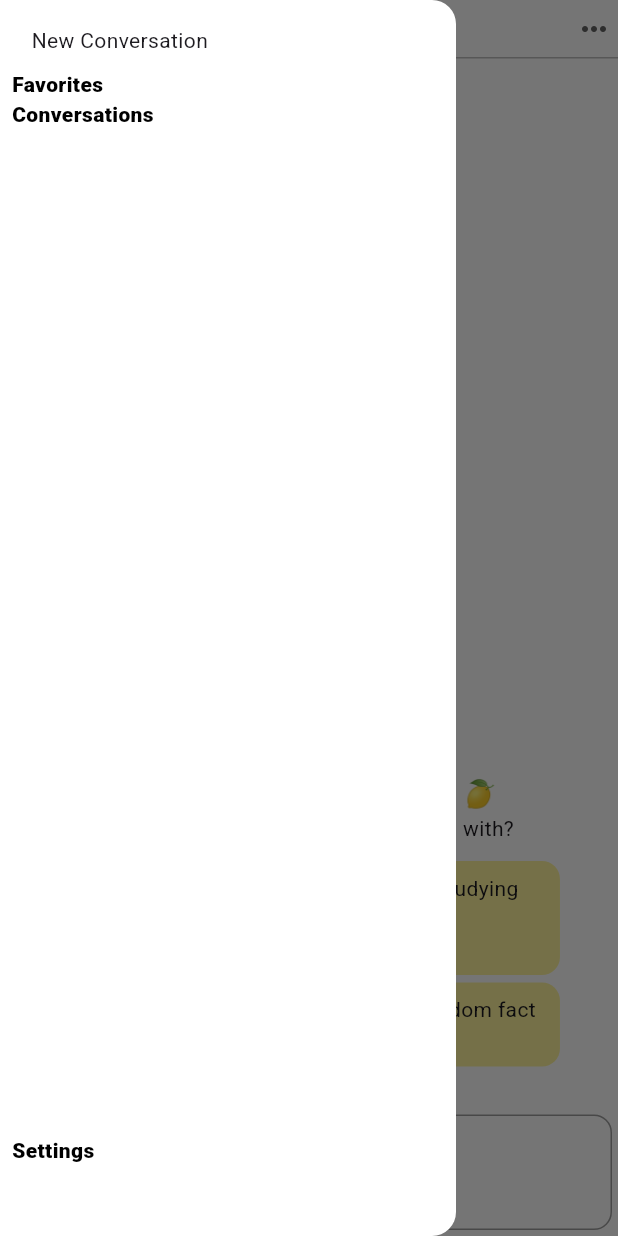
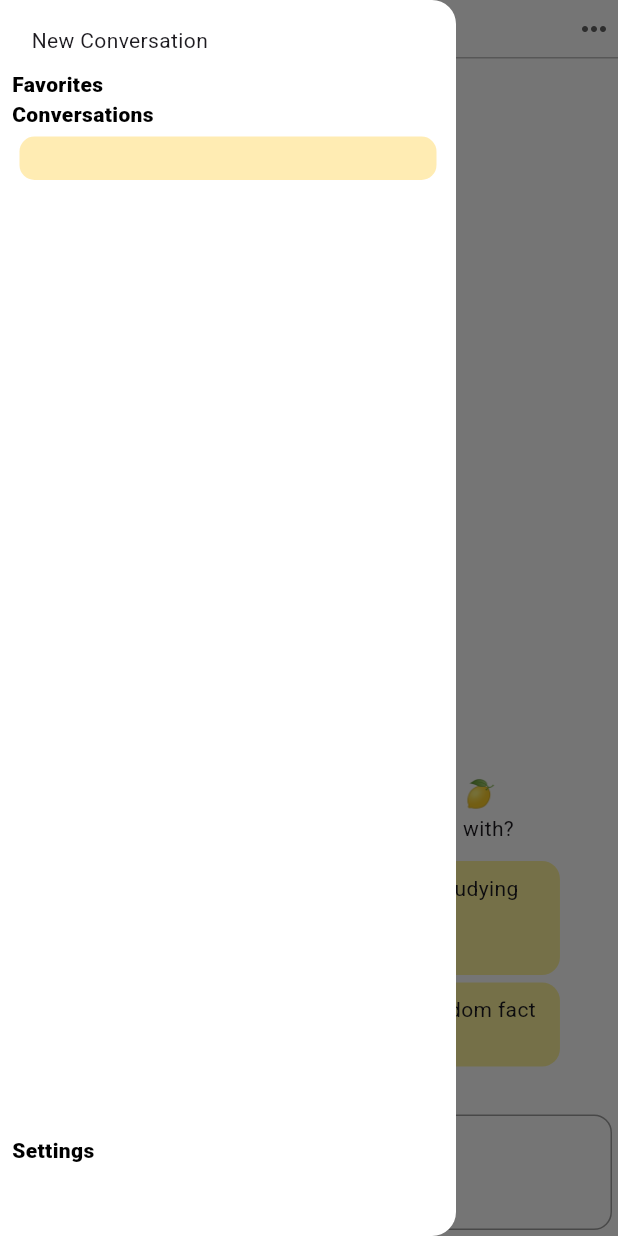
Before and after one commit to pochicake/mansi-chat-ui, a Flutter app: the screen it shows after launch, with the side drawer open, on a phone screen of 412 x 824 dp. Run offline on Flutter 3.47's test engine with Material 3 defaults, Android fonts, the light colour scheme and no system bars; missing offline and left inert: markdown_widget.

Commit message:
ensure ChatSessionProvider is initially created empty for custom settings before chat

```diff
--- a/devtools_options.yaml
+++ b/devtools_options.yaml
@@ -1,3 +1,4 @@
 description: This file stores settings for Dart & Flutter DevTools.
 documentation: https://docs.flutter.dev/tools/devtools/extensions#configure-extension-enablement-states
 extensions:
+  - provider: true
--- a/lib/ui/chat_session_title/chat_session_title.dart
+++ b/lib/ui/chat_session_title/chat_session_title.dart
@@ -1,5 +1,6 @@
 import 'package:flutter/material.dart';
 import 'package:mansi/providers/app_provider.dart';
+import 'package:mansi/providers/chat_session.dart';
 import 'package:mansi/ui/chat_session_options/chat_session_options.dart';
 import 'package:provider/provider.dart';
 
@@ -31,7 +32,10 @@ class _ChatSessionTitleState extends State<ChatSessionTitle> {
               borderRadius: BorderRadius.circular(10),
               color: _hovered ? Colors.amber.withValues(alpha: 0.3) : Colors.amber.withValues(alpha: 0),
             ),
-            child: Text(
+            child: ChangeNotifierProvider.value(
+              value: context.watch<AppProvider>().activeChatSession,
+              child: Consumer<ChatSessionProvider>(
+                builder:(context, value, child) => Text(
                   context.watch<AppProvider>().activeChatSession?.topicTitle ?? "New conversation",
                   overflow: TextOverflow.ellipsis,
                   textAlign: TextAlign.center,
@@ -42,6 +46,8 @@ class _ChatSessionTitleState extends State<ChatSessionTitle> {
               ),
             ),
           ),
+        ),
+      ),
     );
   }
 }
--- a/lib/views/chat_view.dart
+++ b/lib/views/chat_view.dart
@@ -23,6 +23,12 @@ class _ChatViewState extends State<ChatView> {
     // initialize settings
     // load data
     // load last states
+
+    // WidgetsBinding.instance.addPostFrameCallback((duration) {
+    //   context.read<AppProvider>().newChatSession();
+    // });
+
+    context.read<AppProvider>().newChatSession();
   }
 
   @override
@@ -99,7 +105,7 @@ class _ChatViewState extends State<ChatView> {
                       // const Spacer(),
 
                       Visibility(
-                        visible: context.watch<AppProvider>().activeChatSession == null,
+                        visible: context.watch<AppProvider>().activeChatSession?.messages.isEmpty ?? true,
                         child: Column(
                           children: [
                             const GetStartedSection(),
@@ -110,7 +116,7 @@ class _ChatViewState extends State<ChatView> {
                       ),
 
                       // chat content
-                      if (context.watch<AppProvider>().activeChatSession != null) Expanded(
+                      if (context.watch<AppProvider>().activeChatSession?.messages.isNotEmpty ?? false) Expanded(
                         child: Padding(
                           padding: const EdgeInsets.symmetric(
                             vertical: 8,
```
Lines whose indentation alone changed are shown as unchanged.
